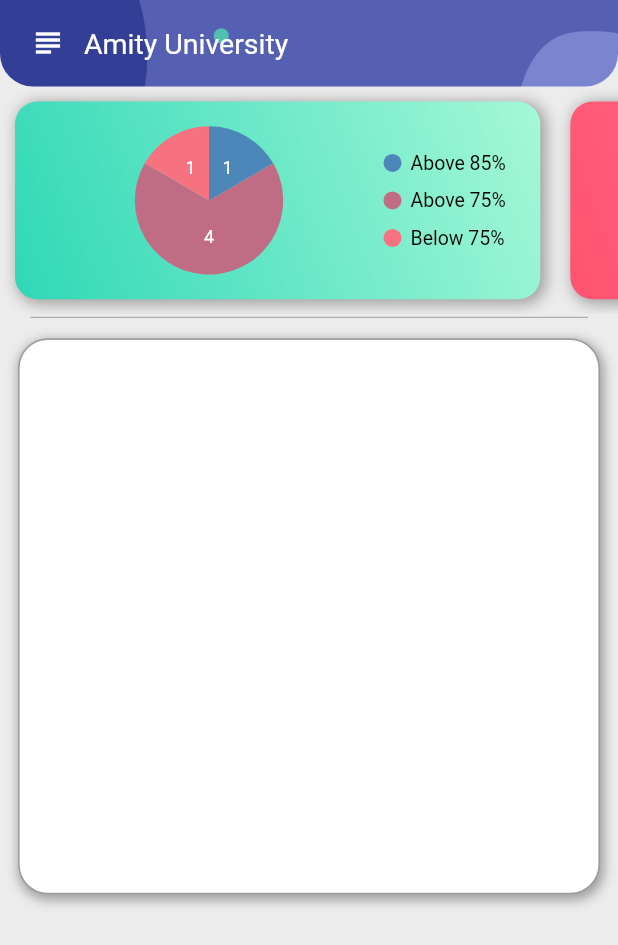
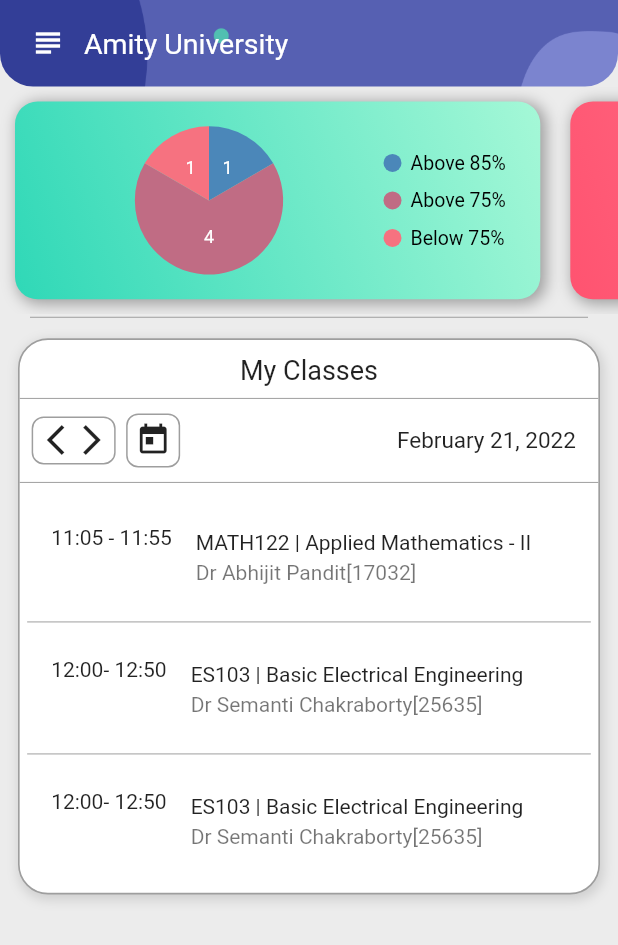
Before and after one commit to XxThunderBlastxX/amizone_app, a Flutter app: the screen it shows after launch, on a phone screen of 412 x 824 dp. Shown: the top 945 px of the screen. Run offline on Flutter 3.47's test engine with Material 2 defaults, Android fonts, the phone set to English and light mode, and no system bars; drawn by our look-alikes of flutter_zoom_drawer; our stand-ins replace syncfusion_flutter_charts.

Commit message:
added my classes card

```diff
--- /dev/null
+++ b/lib/data/today_class_list.dart
@@ -0,0 +1,24 @@
+import '../model/subject.dart';
+
+List<Subjects> todayClassList = [
+  Subjects(
+      timeRange: '11:05 - 11:55',
+      subject: 'Applied Mathematics - II',
+      subjectCode: 'MATH122',
+      teacherName: 'Dr Abhijit Pandit[17032]'),
+  Subjects(
+      timeRange: '12:00- 12:50',
+      subject: 'Basic Electrical Engineering',
+      subjectCode: 'ES103',
+      teacherName: 'Dr Semanti Chakraborty[25635]'),
+  Subjects(
+      timeRange: '12:00- 12:50',
+      subject: 'Basic Electrical Engineering',
+      subjectCode: 'ES103',
+      teacherName: 'Dr Semanti Chakraborty[25635]'),
+  Subjects(
+      timeRange: '12:00- 12:50',
+      subject: 'Basic Electrical Engineering',
+      subjectCode: 'ES103',
+      teacherName: 'Dr Semanti Chakraborty[25635]'),
+];
--- a/lib/main.dart
+++ b/lib/main.dart
@@ -1,3 +1,4 @@
+import 'package:amizone_app/constants/constants.dart';
 import 'package:flutter/material.dart';
 
 import './screens/calender/calender_screen.dart';
@@ -16,6 +17,7 @@
     return MaterialApp(
       title: 'Flutter Demo',
       debugShowCheckedModeBanner: false,
+      theme: ThemeData(primaryColor: kSecondaryColor),
       initialRoute: DrawerScreen.routeName,
       routes: {
         DrawerScreen.routeName: (context) => const DrawerScreen(),
--- /dev/null
+++ b/lib/model/subject.dart
@@ -0,0 +1,8 @@
+class Subjects {
+  String? timeRange;
+  String? subjectCode;
+  String? subject;
+  String? teacherName;
+
+  Subjects({this.timeRange, this.subjectCode, this.subject, this.teacherName});
+}
--- a/lib/screens/home/widgets/my_classes.dart
+++ b/lib/screens/home/widgets/my_classes.dart
@@ -1,9 +1,25 @@
+import 'package:flutter/gestures.dart';
 import 'package:flutter/material.dart';
+import 'package:intl/intl.dart';
 
 import '../../../constants/constants.dart';
+import '../../../data/today_class_list.dart';
 
-class MyClasses extends StatelessWidget {
+class MyClasses extends StatefulWidget {
   const MyClasses({Key? key}) : super(key: key);
+
+  @override
+  State<MyClasses> createState() => _MyClassesState();
+}
+
+class _MyClassesState extends State<MyClasses> {
+  late DateTime todayDate;
+
+  @override
+  void initState() {
+    todayDate = DateTime.now();
+    super.initState();
+  }
 
   @override
   Widget build(BuildContext context) {
@@ -17,7 +33,7 @@
         color: Colors.white,
         boxShadow: const [
           BoxShadow(
-            color: kGrey,
+            color: Colors.black12,
             spreadRadius: 1,
             offset: Offset(1.3, 2.5),
             blurRadius: 6,
@@ -29,6 +45,96 @@
         ),
         borderRadius: BorderRadius.circular(20),
       ),
+      child: LayoutBuilder(
+        builder: (context, constraints) => Column(
+          mainAxisAlignment: MainAxisAlignment.start,
+          children: [
+            const Padding(
+              padding: EdgeInsets.only(top: 10.0),
+              child: Text(
+                'My Classes',
+                style: TextStyle(fontSize: 18),
+              ),
+            ),
+            const Divider(
+              color: kGrey,
+            ),
+            Row(
+              children: [
+                Container(
+                  margin: const EdgeInsets.only(left: 8),
+                  decoration: BoxDecoration(
+                    border: Border.all(color: kGrey),
+                    borderRadius: BorderRadius.circular(8.0),
+                  ),
+                  padding: const EdgeInsets.all(3),
+                  child: Row(
+                    mainAxisAlignment: MainAxisAlignment.spaceEvenly,
+                    children: [
+                      GestureDetector(
+                        onTap: () {},
+                        child: const Icon(Icons.arrow_back_ios_new),
+                      ),
+                      GestureDetector(
+                        onTap: () {},
+                        child: const Icon(Icons.arrow_forward_ios),
+                      ),
+                    ],
+                  ),
+                ),
+                const SizedBox(
+                  width: 7,
+                ),
+                GestureDetector(
+                  onTap: () {},
+                  child: Container(
+                    decoration: BoxDecoration(
+                      border: Border.all(color: kGrey),
+                      borderRadius: BorderRadius.circular(8.0),
+                    ),
+                    padding: const EdgeInsets.all(5),
+                    margin: const EdgeInsets.symmetric(
+                      vertical: 2,
+                    ),
+                    child: const Icon(Icons.today),
+                  ),
+                ),
+                const Spacer(),
+                Padding(
+                  padding: const EdgeInsets.only(right: 15.0),
+                  child: Text(
+                    DateFormat.yMMMMd('en_US').format(todayDate),
+                    style: const TextStyle(
+                      fontSize: 15.0,
+                    ),
+                  ),
+                ),
+              ],
+            ),
+            const Divider(
+              color: kGrey,
+            ),
+            SizedBox(
+              height: constraints.maxHeight * 0.68,
+              child: ListView.separated(
+                padding: const EdgeInsets.all(5.0),
+                itemBuilder: (context, index) => ListTile(
+                  leading: Text('${todayClassList[index].timeRange}'),
+                  title: Text(
+                    '${todayClassList[index].subjectCode} | ${todayClassList[index].subject}',
+                    style: const TextStyle(fontSize: 14.0),
+                  ),
+                  subtitle: Text('${todayClassList[index].teacherName}'),
+                ),
+                separatorBuilder: (context, index) => const Divider(
+                  color: kGrey,
+                ),
+                itemCount: todayClassList.length,
+              ),
+            ),
+          ],
+        ),
+      ),
     );
   }
 }
--- a/pubspec.yaml
+++ b/pubspec.yaml
@@ -33,6 +33,7 @@
   flutter_zoom_drawer: ^2.3.1
   provider: ^6.0.2
   syncfusion_flutter_charts: ^19.4.52
+  intl: ^0.17.0
 
 dev_dependencies:
   flutter_test:
```
Also changed, not shown: pubspec.lock.
